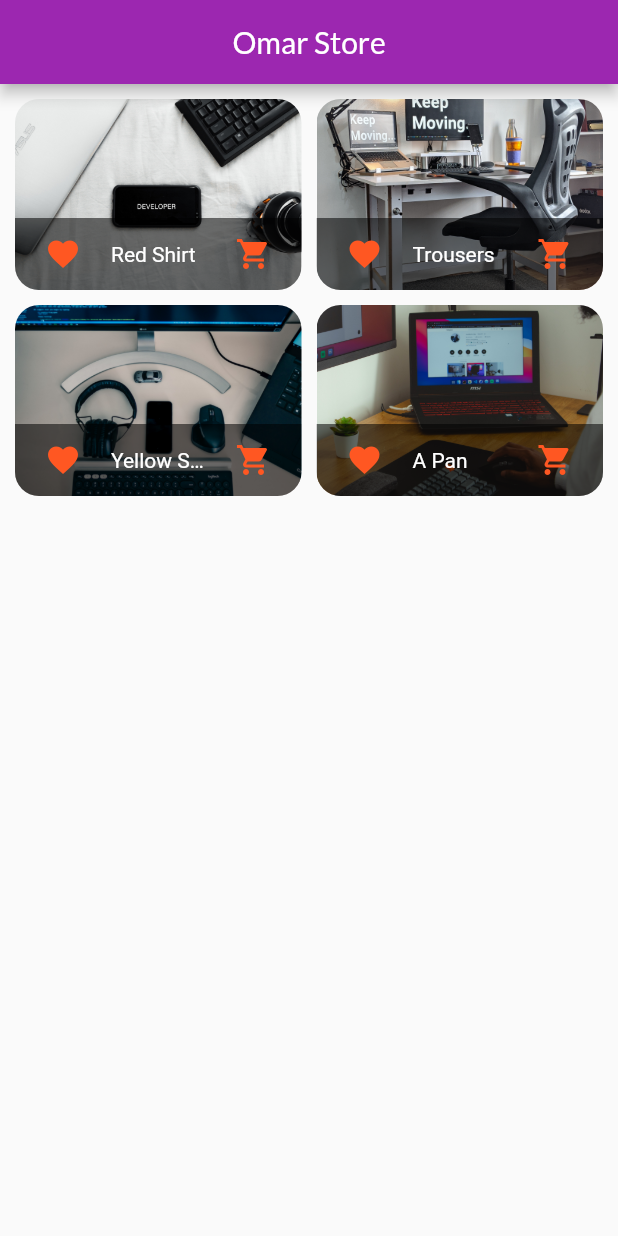
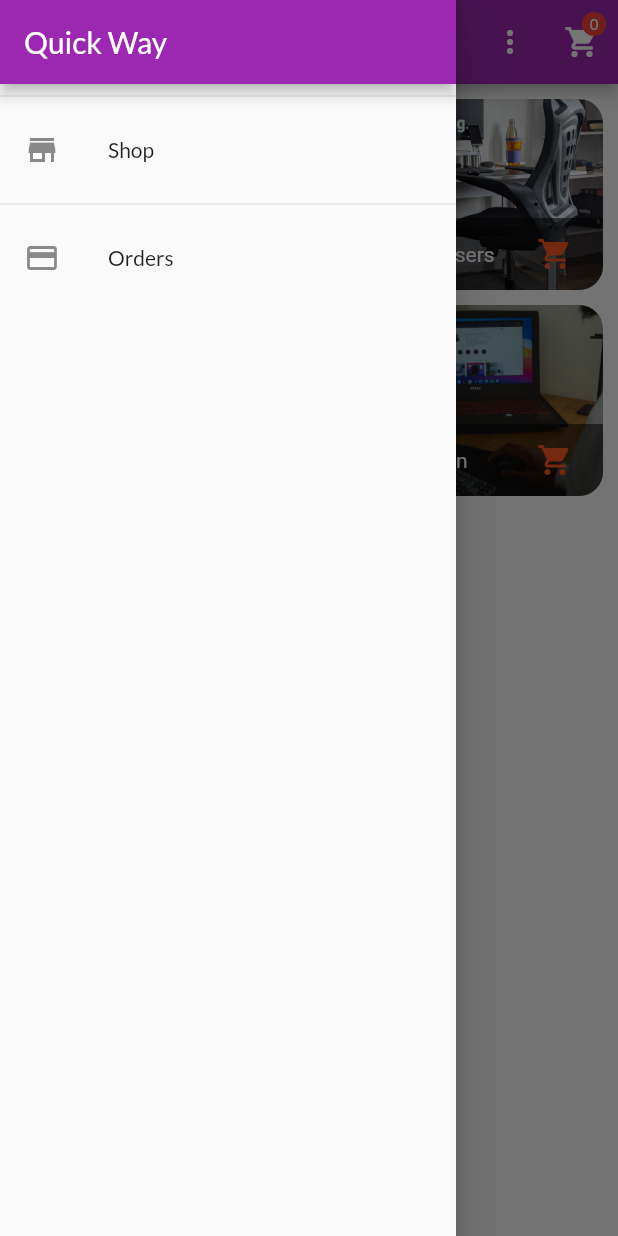
Before and after one commit to omar-hadek/shop-app, a Flutter app: the screen it shows after launch, with the side drawer open (before the commit the screen has no drawer), on a phone screen of 412 x 824 dp. Run offline on Flutter 3.47's test engine with Material 2 defaults, Android fonts, the phone set to English and light mode, and no system bars.

Commit message:
managing add to card and making orders

```diff
--- a/lib/main.dart
+++ b/lib/main.dart
@@ -1,8 +1,12 @@
 import 'package:flutter/material.dart';
-import 'package:myshop/providers/products.dart';
-import 'package:myshop/screens/product_detail_screen.dart';
 import 'package:provider/provider.dart';
+import '/providers/orders.dart';
 import '/screens/product_overview_screen.dart';
+import '/screens/product_detail_screen.dart';
+import '/screens/cart_screen.dart';
+import '/providers/Cart.dart';
+import '/providers/products.dart';
+import './screens/orders_screen.dart';
 
 void main() {
   runApp(MyApp());
@@ -11,8 +15,18 @@ void main() {
 class MyApp extends StatelessWidget {
   @override
   Widget build(BuildContext context) {
-    return ChangeNotifierProvider(
+    return MultiProvider(
+      providers: [
+        ChangeNotifierProvider(
           create: (context) => Products(),
+        ),
+        ChangeNotifierProvider(
+          create: (context) => Cart(),
+        ),
+        ChangeNotifierProvider(
+          create: (context) => Orders(),
+        ),
+      ],
       child: MaterialApp(
           debugShowCheckedModeBanner: false,
           title: 'Shop App',
@@ -23,10 +37,11 @@ class MyApp extends StatelessWidget {
           ),
           initialRoute: '/',
           routes: {
-          '/' : (context) => ProductOverviewScreen(),
-          ProductDetail.routeName : (context)=> ProductDetail(),
-        }
-      ),
+            '/': (context) => ProductOverviewScreen(),
+            ProductDetail.routeName: (context) => ProductDetail(),
+            CartScreen.routeName: (context) => CartScreen(),
+            OrdersScreen.routeName: (context) => OrdersScreen(),
+          }),
     );
   }
 }
--- a/lib/models/product.dart
+++ b/lib/providers/product.dart
@@ -1,4 +1,6 @@
-class Product {
+import 'package:flutter/foundation.dart';
+
+class Product with ChangeNotifier {
   final String id;
   final String title;
   final String description;
@@ -13,4 +15,10 @@ class Product {
       required this.price,
       required this.imageUrl,
       this.isFavourite = false });
+
+
+  void toggleFavoriteStatus(){
+    isFavourite = !isFavourite;
+    notifyListeners();
+  }
 }
--- /dev/null
+++ b/lib/screens/orders_screen.dart
@@ -0,0 +1,24 @@
+import 'package:flutter/material.dart';
+import 'package:provider/provider.dart';
+import '../providers/orders.dart' show Orders;
+import '../widgets/order_item.dart';
+
+class OrdersScreen extends StatelessWidget {
+  const OrdersScreen({ Key? key }) : super(key: key);
+  static const routeName = '/orders';
+
+  @override
+  Widget build(BuildContext context) {
+    final orderData = Provider.of<Orders>(context);
+    return Scaffold(
+      appBar: AppBar(title: Text('ORDERS'),),
+      body: ListView.builder(itemBuilder: (context,i){
+        return OrderItem(order:orderData.orders[i]);
+      },
+      itemCount: orderData.orders.length,
+
+      ),
+
+    );
+  }
+}
--- a/lib/screens/product_overview_screen.dart
+++ b/lib/screens/product_overview_screen.dart
@@ -1,8 +1,26 @@
 import 'package:flutter/material.dart';
+import 'package:provider/provider.dart';
+import '../providers/Cart.dart';
+import './cart_screen.dart';
+import '../widgets/badge.dart';
 import '../widgets/products_grid.dart';
+import '../widgets/app_drawer.dart';
 
-class ProductOverviewScreen extends StatelessWidget {
+enum FilterOptions {
+  Favorites,
+  All,
+}
+
+class ProductOverviewScreen extends StatefulWidget {
   ProductOverviewScreen({Key? key}) : super(key: key);
+
+  @override
+  _ProductOverviewScreenState createState() => _ProductOverviewScreenState();
+}
+
+class _ProductOverviewScreenState extends State<ProductOverviewScreen> {
+  bool _showFavorites = false;
+
   @override
   Widget build(BuildContext context) {
     return Scaffold(
@@ -10,8 +28,44 @@ class ProductOverviewScreen extends StatelessWidget {
         title: Center(
           child: const Text('Omar Store'),
         ),
+        actions: [
+          PopupMenuButton(
+            onSelected: (FilterOptions selectedValue) {
+              setState(() {
+                if (selectedValue == FilterOptions.Favorites) {
+                  _showFavorites = true;
+                } else {
+                  _showFavorites = false;
+                }
+              });
+            },
+            itemBuilder: (context) => [
+              PopupMenuItem(
+                child: Text('show favorites'),
+                value: FilterOptions.Favorites,
+              ),
+              PopupMenuItem(
+                child: Text('show All'),
+                value: FilterOptions.All,
+              ),
+            ],
+          ),
+          Consumer<Cart>(
+            builder: (ctx, cart, ch) => Badge(
+              child: IconButton(
+                icon: Icon(Icons.shopping_cart),
+                onPressed: () {
+                  Navigator.of(context).pushNamed(CartScreen.routeName);
+                },
+              ),
+              value: cart.itemCount.toString(),
+              color: Colors.red,
+            ),
+          ),
+        ],
       ),
-      body: ProductsGrid(),
+      drawer: AppDrawer(),
+      body: ProductsGrid(showFav: _showFavorites),
     );
   }
 }
--- /dev/null
+++ b/lib/widgets/app_drawer.dart
@@ -0,0 +1,36 @@
+import 'package:flutter/material.dart';
+import '../screens/orders_screen.dart';
+
+class AppDrawer extends StatelessWidget {
+  const AppDrawer();
+
+  @override
+  Widget build(BuildContext context) {
+    return Drawer(
+      child: Column(
+        children: [
+          AppBar(
+            title: Text('Quick Way'),
+            automaticallyImplyLeading: false,
+          ),
+          Divider(),
+          ListTile(
+            leading: Icon(Icons.store),
+            title: Text('Shop'),
+            onTap: () {
+              Navigator.of(context).pushNamed('/');
+            },
+          ),
+          Divider(),
+          ListTile(
+            leading: Icon(Icons.payment),
+            title: Text('Orders'),
+            onTap: () {
+              Navigator.of(context).pushNamed(OrdersScreen.routeName);
+            },
+          ),
+        ],
+      ),
+    );
+  }
+}
--- /dev/null
+++ b/lib/widgets/badge.dart
@@ -0,0 +1,46 @@
+import 'package:flutter/material.dart';
+
+class Badge extends StatelessWidget {
+  final Widget child;
+  final String value;
+  final Color color;
+
+  const Badge({
+    required this.child,
+    required this.value,
+    required this.color,
+  }) ;
+
+  @override
+  Widget build(BuildContext context) {
+    return Stack(
+      alignment: Alignment.center,
+      children: [
+        child,
+        Positioned(
+          right: 8,
+          top: 8,
+          child: Container(
+            padding: EdgeInsets.all(2.0),
+            // color: Theme.of(context).accentColor,
+            decoration: BoxDecoration(
+              borderRadius: BorderRadius.circular(10.0),
+              color: color != null ? color : Theme.of(context).accentColor,
+            ),
+            constraints: BoxConstraints(
+              minWidth: 16,
+              minHeight: 16,
+            ),
+            child: Text(
+              value,
+              textAlign: TextAlign.center,
+              style: TextStyle(
+                fontSize: 10,
+              ),
+            ),
+          ),
+        )
+      ],
+    );
+  }
+}
--- a/lib/widgets/product_item.dart
+++ b/lib/widgets/product_item.dart
@@ -1,40 +1,67 @@
 import 'package:flutter/material.dart';
-import 'package:myshop/screens/product_detail_screen.dart';
+import 'package:provider/provider.dart';
+import '../screens/product_detail_screen.dart';
+import '../providers/product.dart';
+import '../providers/Cart.dart';
 
 class ProductItem extends StatelessWidget {
-  final String id;
-  final String imageUrl;
-  final String title;
-  const ProductItem(
-      {required this.id, required this.imageUrl, required this.title});
+  // final String id;
+  // final String imageUrl;
+  // final String title;
+  // const ProductItem(
+  //     {required this.id, required this.imageUrl, required this.title});
 
   @override
   Widget build(BuildContext context) {
+    final product = Provider.of<Product>(context, listen: false);
+    final cart = Provider.of<Cart>(context, listen: false);
     return GestureDetector(
-      onTap: (){
-        Navigator.of(context).pushNamed(ProductDetail.routeName,arguments: {
-           'id' : id,
-           'title': title
+      onTap: () {
+        Navigator.of(context).pushNamed(ProductDetail.routeName, arguments: {
+          'id': product.id,
+          'title': product.title,
+          'image': product.imageUrl,
+          'description': product.description
         });
       },
       child: ClipRRect(
         borderRadius: BorderRadius.circular(16),
         child: GridTile(
           child: Image.asset(
-            imageUrl,
+            product.imageUrl,
             fit: BoxFit.cover,
           ),
           footer: GridTileBar(
             backgroundColor: Colors.black54,
-            title: Text(title),
-            leading: IconButton(
-              icon: Icon(Icons.favorite),
-              onPressed: () {},
-              color: Theme.of(context).accentColor,
+            title: Text(product.title),
+            leading: Consumer<Product>(
+              builder: (ctx, product, child) => IconButton(
+                icon: Icon(product.isFavourite
+                    ? Icons.favorite
+                    : Icons.favorite_border),
+                onPressed: () {
+                  product.toggleFavoriteStatus();
+                },
+                color: Theme.of(context).accentColor,
+              ),
             ),
             trailing: IconButton(
               icon: Icon(Icons.shopping_cart),
-              onPressed: () {},
+              onPressed: () {
+                cart.AddItem(product.id, product.title, 1, product.price);
+                ScaffoldMessenger.of(context).removeCurrentSnackBar();
+                ScaffoldMessenger.of(context).showSnackBar(
+                   SnackBar(
+                    content: Text('SNAK BAR HAS SHOWN'),
+                    action:  SnackBarAction(
+                      label: 'UNDO', onPressed:(){
+                        cart.undo(product.id);
+                      },),
+
+                  ),
+
+                );
+              },
               color: Theme.of(context).accentColor,
             ),
           ),
--- a/lib/widgets/products_grid.dart
+++ b/lib/widgets/products_grid.dart
@@ -3,28 +3,32 @@ import 'package:provider/provider.dart';
 import '../providers/products.dart';
 import '../widgets/product_item.dart';
 
-
 class ProductsGrid extends StatelessWidget {
-  const ProductsGrid({
-    Key? key,
-  }) : super(key: key);
+  final bool showFav;
+  const ProductsGrid({Key? key, required this.showFav}) : super(key: key);
 
   @override
   Widget build(BuildContext context) {
-    final products = Provider.of<Products>(context);
+    final productsData = Provider.of<Products>(context);
+    final products = showFav ? productsData.showFavorites : productsData.items;
     return GridView.builder(
       padding: const EdgeInsets.all(10),
-        itemCount: products.items.length,
+      itemCount: products.length,
       gridDelegate: const SliverGridDelegateWithFixedCrossAxisCount(
           crossAxisCount: 2,
           childAspectRatio: 3 / 2,
           crossAxisSpacing: 10,
           mainAxisSpacing: 10),
       itemBuilder: (context, index) {
-          return ProductItem(
-              id: products.items[index].id,
-              imageUrl: products.items[index].imageUrl,
-              title: products.items[index].title);
-        });
+        return ChangeNotifierProvider.value(
+          value: products[index],
+          child: ProductItem(
+              // id: products.items[index].id,
+              // imageUrl: products.items[index].imageUrl,
+              // title: products.items[index].title),
+              ),
+        );
+      },
+    );
   }
 }
```
Also changed, not shown: lib/providers/Cart.dart (added, +86 -0 lines), lib/providers/orders.dart (added, +35 -0 lines), lib/providers/products.dart (+10 -1 lines), lib/screens/cart_screen.dart (added, +71 -0 lines), lib/screens/product_detail_screen.dart (+41 -1 lines), lib/widgets/cart_item.dart (added, +79 -0 lines), lib/widgets/order_item.dart (added, +68 -0 lines). Lines whose indentation alone changed are shown as unchanged.
